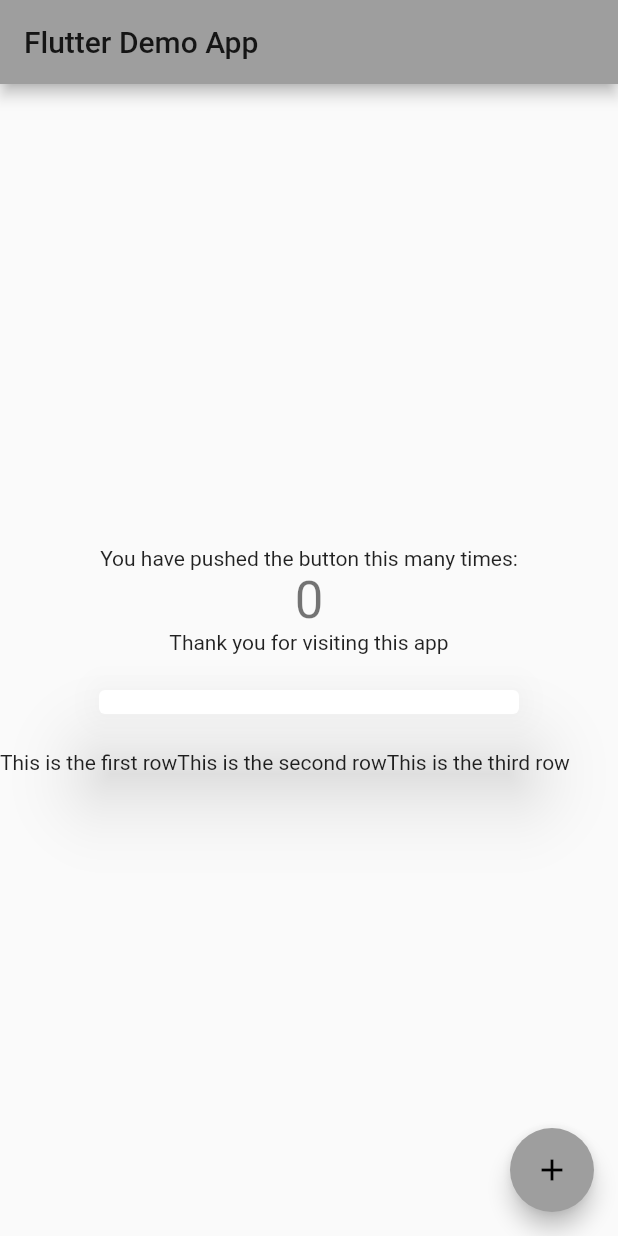
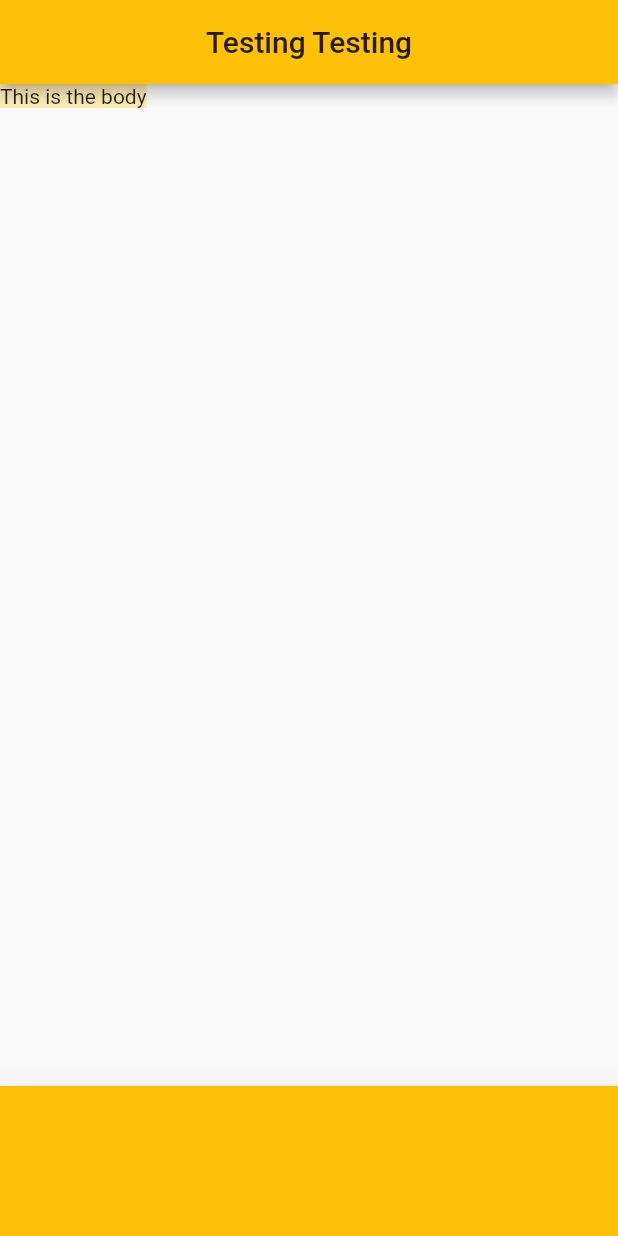
Before and after one commit to Ezeko/firstFlutterApp, a Flutter app: the screen it shows after launch, on a phone screen of 412 x 824 dp. Run offline on Flutter 3.47's test engine with Material 2 defaults, Android fonts, the phone set to English and light mode, and no system bars.

Commit message:
partition app in seperate files

```diff
--- /dev/null
+++ b/lib/MyTestApp.dart
@@ -0,0 +1,10 @@
+import 'package:flutter/material.dart';
+import './home.dart';
+
+class MyTestApp extends StatelessWidget {
+  @override
+  Widget build(BuildContext context) {
+    return MaterialApp(
+        home: Home(), theme: ThemeData(primarySwatch: Colors.amber));
+  }
+}
--- /dev/null
+++ b/lib/home.dart
@@ -0,0 +1,28 @@
+import 'package:flutter/material.dart';
+
+class Home extends StatelessWidget {
+  @override
+  Widget build(BuildContext context) {
+    return Scaffold(
+      appBar: AppBar(
+        centerTitle: true,
+        title: Text('Testing Testing'),
+      ),
+
+      bottomNavigationBar: BottomAppBar(
+        shape: const CircularNotchedRectangle(),
+        elevation: 30.0,
+        color: Colors.amber[500],
+        child: Container(
+          height: 100.0,
+          ),
+        ),
+
+        body: Container(
+          color: Colors.amber[100],
+          child: Text('This is the body'),
+
+        ),
+    );
+  }
+}
--- a/lib/main.dart
+++ b/lib/main.dart
@@ -1,125 +1,6 @@
 import 'package:flutter/material.dart';
+import './MyTestApp.dart';
 
 void main() {
-  runApp(MyApp());
+  runApp(MyTestApp());
 }
-
-class MyApp extends StatelessWidget {
-  // This widget is the root of your application.
-  @override
-  Widget build(BuildContext context) {
-    return MaterialApp(
-      title: 'Flutter Demo',
-      theme: ThemeData(
-        // This is the theme of your application.
-        //
-        // Try running your application with "flutter run". You'll see the
-        // application has a blue toolbar. Then, without quitting the app, try
-        // changing the primarySwatch below to Colors.green and then invoke
-        // "hot reload" (press "r" in the console where you ran "flutter run",
-        // or simply save your changes to "hot reload" in a Flutter IDE).
-        // Notice that the counter didn't reset back to zero; the application
-        // is not restarted.
-        primarySwatch: Colors.grey,
-        // This makes the visual density adapt to the platform that you run
-        // the app on. For desktop platforms, the controls will be smaller and
-        // closer together (more dense) than on mobile platforms.
-        visualDensity: VisualDensity.adaptivePlatformDensity,
-      ),
-      home: MyHomePage(title: 'Flutter Demo App'),
-    );
-  }
-}
-
-class MyHomePage extends StatefulWidget {
-  MyHomePage({Key key, this.title}) : super(key: key);
-
-  // This widget is the home page of your application. It is stateful, meaning
-  // that it has a State object (defined below) that contains fields that affect
-  // how it looks.
-
-  // This class is the configuration for the state. It holds the values (in this
-  // case the title) provided by the parent (in this case the App widget) and
-  // used by the build method of the State. Fields in a Widget subclass are
-  // always marked "final".
-
-  final String title;
-
-  @override
-  _MyHomePageState createState() => _MyHomePageState();
-}
-
-class _MyHomePageState extends State<MyHomePage> {
-  int _counter = 0;
-
-  void _incrementCounter() {
-    setState(() {
-      // This call to setState tells the Flutter framework that something has
-      // changed in this State, which causes it to rerun the build method below
-      // so that the display can reflect the updated values. If we changed
-      // _counter without calling setState(), then the build method would not be
-      // called again, and so nothing would appear to happen.
-      _counter++;
-    });
-  }
-
-  @override
-  Widget build(BuildContext context) {
-    // This method is rerun every time setState is called, for instance as done
-    // by the _incrementCounter method above.
-    //
-    // The Flutter framework has been optimized to make rerunning build methods
-    // fast, so that you can just rebuild anything that needs updating rather
-    // than having to individually change instances of widgets.
-    return Scaffold(
-      appBar: AppBar(
-        // Here we take the value from the MyHomePage object that was created by
-        // the App.build method, and use it to set our appbar title.
-        title: Text(widget.title),
-      ),
-      body: Center(
-        // Center is a layout widget. It takes a single child and positions it
-        // in the middle of the parent.
-        child: Column(
-          // Column is also a layout widget. It takes a list of children and
-          // arranges them vertically. By default, it sizes itself to fit its
-          // children horizontally, and tries to be as tall as its parent.
-          //
-          // Invoke "debug painting" (press "p" in the console, choose the
-          // "Toggle Debug Paint" action from the Flutter Inspector in Android
-          // Studio, or the "Toggle Debug Paint" command in Visual Studio Code)
-          // to see the wireframe for each widget.
-          //
-          // Column has various properties to control how it sizes itself and
-          // how it positions its children. Here we use mainAxisAlignment to
-          // center the children vertically; the main axis here is the vertical
-          // axis because Columns are vertical (the cross axis would be
-          // horizontal).
-          mainAxisAlignment: MainAxisAlignment.center,
-          children: <Widget>[
-            Text(
-              'You have pushed the button this many times:',
-            ),
-            Text(
-              '$_counter',
-              style: Theme.of(context).textTheme.headline4,
-            ),
-            Text('Thank you for visiting this app'),
-            AlertDialog(actions: [],),
-            Row(children: [
-              Text("This is the first row"),
-              Text("This is the second row"),
-              Text("This is the third row"),
-            ],)
-          ],
-        ),
-
-      ),
-      floatingActionButton: FloatingActionButton(
-        onPressed: _incrementCounter,
-        tooltip: 'Increment',
-        child: Icon(Icons.add),
-      ), // This trailing comma makes auto-formatting nicer for build methods.
-    );
-  }
-}
```
